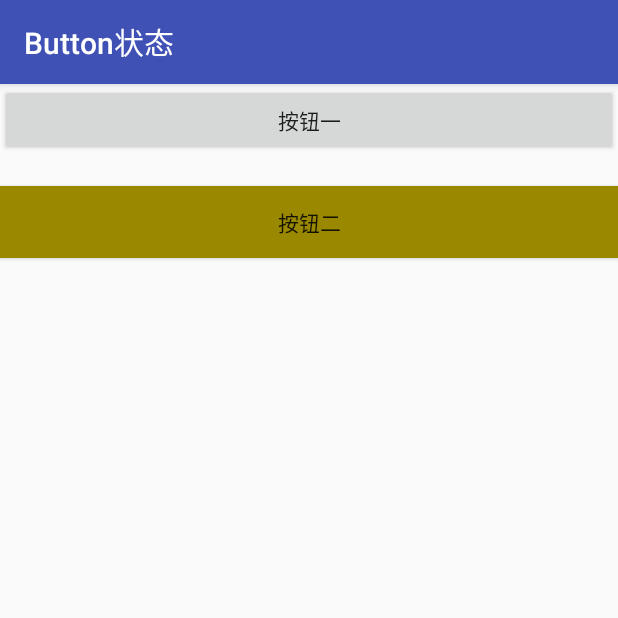
After one commit to LinTeX9527/AndroidStudyNote, an Android app: the TestButtonActivity screen opened directly, with no data from a screen before it, on a phone screen of 412 x 824 dp, the top half of it. The commit adds this screen. Run offline under Robolectric (Android 15) with nearby library versions, the phone set to English and light mode, and no system bars.

Commit message:
按照教程修改Button不同状态的背景，但是没有生效

```diff
--- a/runoob/src/main/java/com/lintex9527/runoob/MainActivity.java
+++ b/runoob/src/main/java/com/lintex9527/runoob/MainActivity.java
@@ -67,6 +67,7 @@ public class MainActivity extends AppCompatActivity {
 
         addTestItem(R.string.textview_attr, "com.lintex9527.runoob.TestTextViewActivity");
         addTestItem(R.string.edittext_attr, "com.lintex9527.runoob.TestEditTextActivity");
+        addTestItem(R.string.button_attr, "com.lintex9527.runoob.TestButtonActivity");
 
     }
 
--- /dev/null
+++ b/runoob/src/main/java/com/lintex9527/runoob/TestButtonActivity.java
@@ -0,0 +1,45 @@
+package com.lintex9527.runoob;
+
+import android.support.v7.app.AppCompatActivity;
+import android.os.Bundle;
+import android.view.View;
+import android.widget.Button;
+
+
+/**
+ * Button 按下、弹起、禁止时设置不同的背景图，参见教程：
+ * http://www.runoob.com/w3cnote/android-tutorial-button-imagebutton.html
+ *
+ * 现在 res/drawable 目录下新建一个根元素为 selector 的XML文件
+ * 然后再给某一个按钮的背景图设置为刚才的XML文件
+ *
+ * 按这篇博文为什么没有效果呢？
+ */
+public class TestButtonActivity extends AppCompatActivity {
+
+    private Button btnOne, btnTwo;
+
+    @Override
+    protected void onCreate(Bundle savedInstanceState) {
+        super.onCreate(savedInstanceState);
+        setContentView(R.layout.activity_test_button);
+
+        btnOne = (Button) findViewById(R.id.btnOne);
+        btnTwo = (Button) findViewById(R.id.btnTwo);
+
+        btnOne.setOnClickListener(new View.OnClickListener() {
+            @Override
+            public void onClick(View v) {
+                if (btnOne.getText().toString().equals("不可用")) {
+                    btnOne.setText("可用");
+
+                    btnTwo.setEnabled(false);
+                } else {
+                    btnOne.setText("不可用");
+
+                    btnTwo.setEnabled(true);
+                }
+            }
+        });
+    }
+}
--- /dev/null
+++ b/runoob/src/main/res/drawable/btn_background.xml
@@ -0,0 +1,11 @@
+<?xml version="1.0" encoding="utf-8"?>
+<selector xmlns:android="http://schemas.android.com/apk/res/android">
+
+    <item android:drawable="@color/colorGray"/>
+
+    <item android:state_pressed="true" android:drawable="@drawable/btn_red" />
+    <item android:state_pressed="false" android:drawable="@color/colorPrimary"/>
+    <item android:state_enabled="true" android:drawable="@color/colorYellow" />
+    <item android:state_enabled="false" android:drawable="@drawable/btn_green" />
+    <item android:state_window_focused="true" android:drawable="@drawable/btn_blue" />
+</selector>
--- /dev/null
+++ b/runoob/src/main/res/layout/activity_test_button.xml
@@ -0,0 +1,27 @@
+<?xml version="1.0" encoding="utf-8"?>
+<LinearLayout xmlns:android="http://schemas.android.com/apk/res/android"
+    xmlns:app="http://schemas.android.com/apk/res-auto"
+    xmlns:tools="http://schemas.android.com/tools"
+    android:layout_width="match_parent"
+    android:layout_height="match_parent"
+    android:orientation="vertical"
+    tools:context=".TestButtonActivity">
+
+
+    <Button
+        android:id="@+id/btnOne"
+        android:layout_width="match_parent"
+        android:layout_height="wrap_content"
+        android:text="按钮一"
+        />
+
+    <Button
+        android:id="@+id/btnTwo"
+        android:layout_marginTop="20dp"
+        android:layout_width="match_parent"
+        android:layout_height="wrap_content"
+        android:background="@drawable/btn_background"
+        android:text="按钮二"
+        />
+
+</LinearLayout>
--- a/runoob/src/main/res/values/colors.xml
+++ b/runoob/src/main/res/values/colors.xml
@@ -3,4 +3,6 @@
     <color name="colorPrimary">#3F51B5</color>
     <color name="colorPrimaryDark">#303F9F</color>
     <color name="colorAccent">#FF4081</color>
+    <color name="colorYellow">#F0F803</color>
+    <color name="colorGray">#998800</color>
 </resources>
--- a/runoob/src/main/res/values/strings.xml
+++ b/runoob/src/main/res/values/strings.xml
@@ -14,5 +14,6 @@
     <string name="login">登录</string>
     <string name="welcome_back">欢迎归来</string>
 
+    <string name="button_attr">Button状态</string>
 
 </resources>
```
Also changed, not shown: runoob/src/main/AndroidManifest.xml (+15 -4 lines), runoob/src/main/res/drawable-v24/btn_blue.png (added), runoob/src/main/res/drawable-v24/btn_green.png (added), runoob/src/main/res/drawable-v24/btn_red.png (added).
